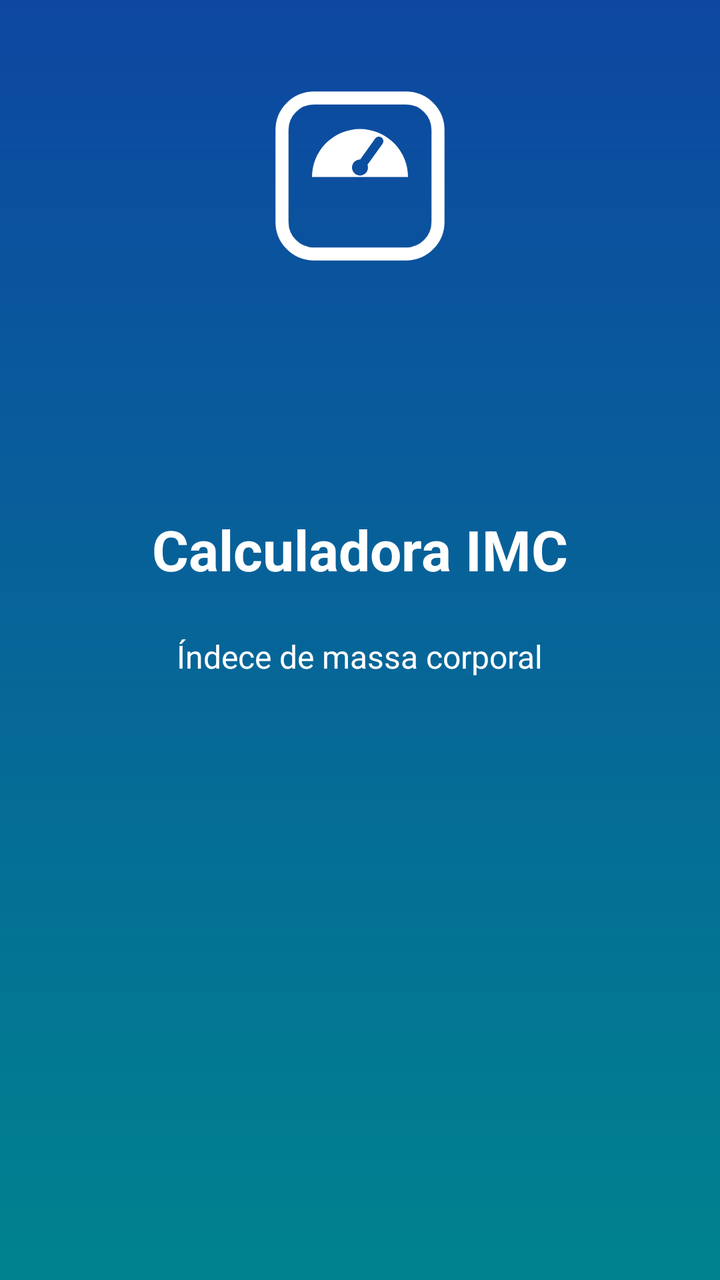
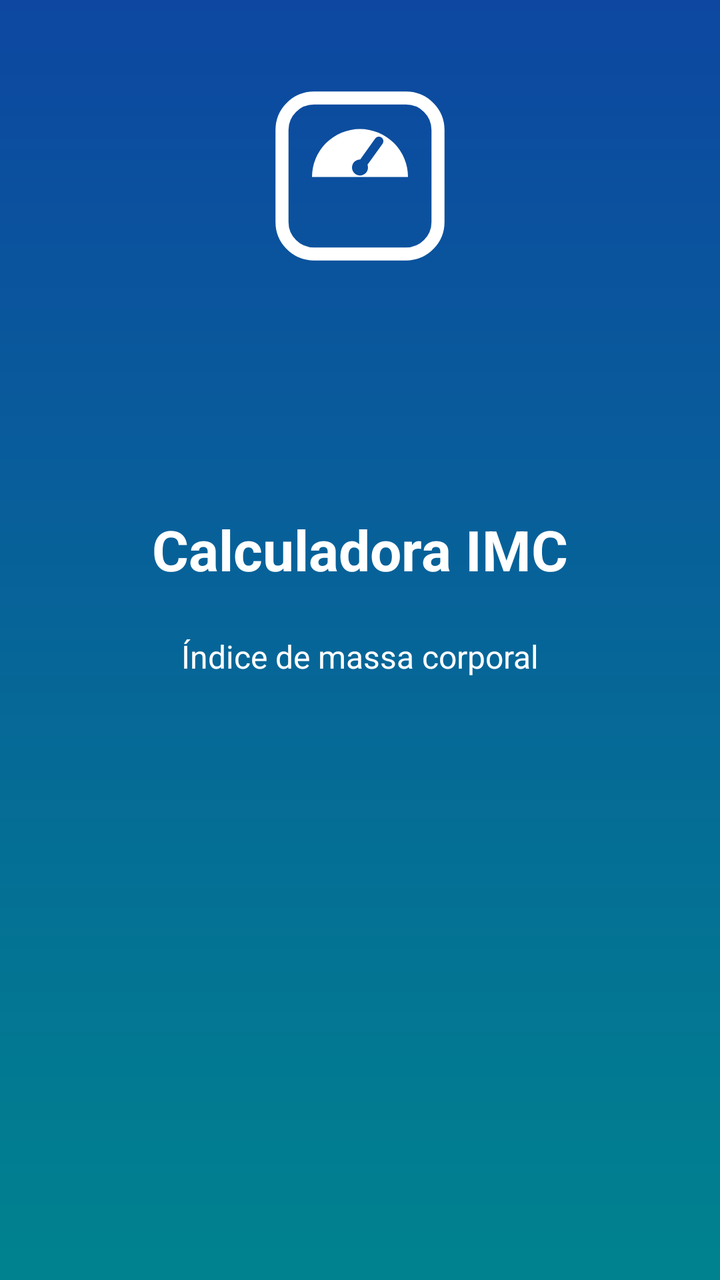

An Android layout rendered at two revisions. The XML below is the earlier revision; the diff shows what the commit changed to produce the second picture.
<!-- AndroidManifest.xml: activity theme Theme.ImcCalculator.Splash -->
<!-- res/layout/activity_splash.xml -->
<?xml version="1.0" encoding="utf-8"?>
<androidx.constraintlayout.widget.ConstraintLayout xmlns:android="http://schemas.android.com/apk/res/android"
    xmlns:app="http://schemas.android.com/apk/res-auto"
    xmlns:tools="http://schemas.android.com/tools"
    android:id="@+id/main"
    android:background="@drawable/fundo_degrade"
    android:layout_width="match_parent"
    android:layout_height="match_parent"
    tools:context=".SplashActivity">

    <ImageView
        android:id="@+id/imgBalanca"
        android:layout_width="96dp"
        android:layout_height="96dp"
        android:layout_marginTop="40dp"
        android:src="@drawable/icone_balanca"
        app:layout_constraintEnd_toEndOf="parent"
        app:layout_constraintStart_toStartOf="parent"
        app:layout_constraintTop_toTopOf="parent" />

    <TextView
        android:id="@+id/txtTitulo"
        android:layout_width="wrap_content"
        android:layout_height="wrap_content"
        android:layout_marginTop="120dp"
        android:text="Calculadora IMC"
        android:textColor="@color/white"
        android:textSize="28sp"
        android:textStyle="bold"
        app:layout_constraintEnd_toEndOf="parent"
        app:layout_constraintStart_toStartOf="parent"
        app:layout_constraintTop_toBottomOf="@+id/imgBalanca" />

    <TextView
        android:id="@+id/txtSubtitulo"
        android:layout_width="wrap_content"
        android:layout_height="wrap_content"
        android:layout_marginTop="24dp"
        android:text="Índece de massa corporal"
        android:textColor="@color/white"
        android:textSize="16sp"
        app:layout_constraintEnd_toEndOf="parent"
        app:layout_constraintStart_toStartOf="parent"
        app:layout_constraintTop_toBottomOf="@+id/txtTitulo" />

    <ProgressBar
        android:id="@+id/progresso"
        android:layout_width="wrap_content"
        android:layout_height="wrap_content"
        android:layout_marginBottom="48dp"
        android:indeterminateTint="@color/white"
        app:layout_constraintBottom_toBottomOf="parent"
        app:layout_constraintEnd_toEndOf="parent"
        app:layout_constraintStart_toStartOf="parent" />

</androidx.constraintlayout.widget.ConstraintLayout>
<!-- resources referenced by this layout -->
<resources>
  <color name="white">#FFFFFFFF</color>
  <!-- drawable fundo_degrade (drawable) -->
  <?xml version="1.0" encoding="utf-8"?>
  <shape xmlns:android="http://schemas.android.com/apk/res/android">
      <gradient
          android:angle="270"
          android:startColor="@color/cor_topo"
          android:endColor="@color/cor_base"/>
  </shape>
  <!-- drawable icone_balanca (drawable) -->
  <vector xmlns:android="http://schemas.android.com/apk/res/android"
      android:width="24dp"
      android:height="24dp"
      android:viewportWidth="384"
      android:viewportHeight="384">
    <path
        android:pathData="M100,36H284A64,64 0,0 1,348 100V284A64,64 0,0 1,284 348H100A64,64 0,0 1,36 284V100A64,64 0,0 1,100 36Z"
        android:strokeWidth="26"
        android:fillColor="#00000000"
        android:strokeColor="#FFFFFF"/>
    <path
        android:pathData="M96,194A96,96 0,0 1,288 194ZM207.02,169.49L237.31,127.24A9,9 0,0 0,222.69 116.76L192.4,159A16,16 0,1 0,207.02 169.49Z"
        android:fillColor="#FFFFFF"
        android:fillType="evenOdd"/>
  </vector>
  <style name="Theme.ImcCalculator.Splash" parent="Theme.SplashScreen">
          <item name="android:windowIsTranslucent">true</item>
          <item name="android:windowBackground">@drawable/fundo_degrade</item>
          <item name="postSplashScreenTheme">@style/Theme.ImcCalculator</item>
      </style>
  <color name="cor_topo">#0D47A1</color>
  <color name="cor_base">#00838f</color>
  <style name="Theme.ImcCalculator" parent="Base.Theme.ImcCalculator" />
  
      //para criar a tela de splash
  <style name="Base.Theme.ImcCalculator" parent="Theme.Material3.DayNight.NoActionBar">
          
          
      </style>
</resources>

<!-- the commit's change to res/layout/activity_splash.xml (unified diff, before → after) -->
@@ -36,7 +36,7 @@
         android:layout_width="wrap_content"
         android:layout_height="wrap_content"
         android:layout_marginTop="24dp"
-        android:text="Índece de massa corporal"
+        android:text="Índice de massa corporal"
         android:textColor="@color/white"
         android:textSize="16sp"
         app:layout_constraintEnd_toEndOf="parent"
